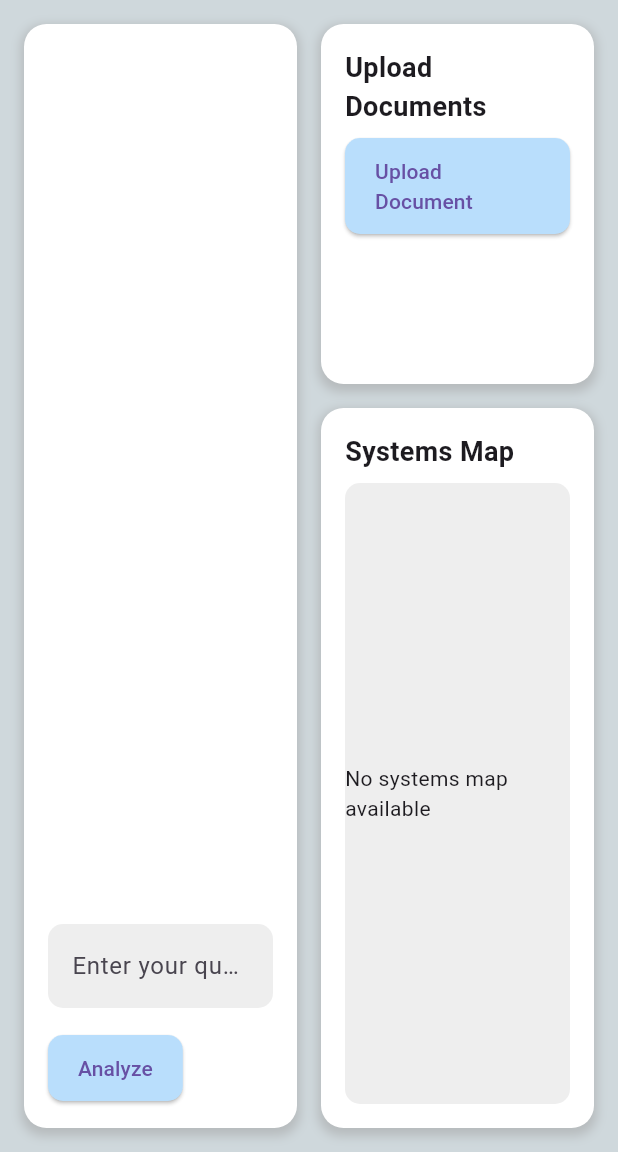
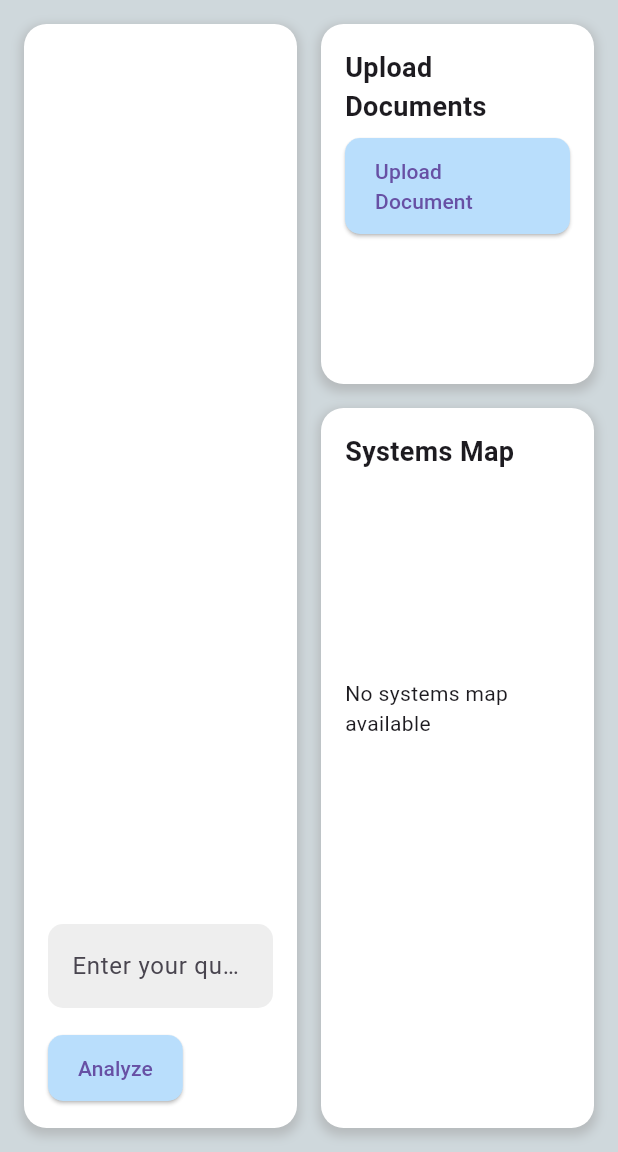
Before and after one commit to aguijarro/hexis, a Flutter app: the screen it shows after launch, on a phone screen of 412 x 824 dp, the part 84-1236 px from its top. Run offline on Flutter 3.47's test engine with Material 3 defaults, Android fonts, the phone set to English and light mode, and no system bars; our stand-ins replace file_picker, image_gallery_saver; network calls fail.

Commit message:
feat: Fixed visualization issues

```diff
--- a/app/lib/main.dart
+++ b/app/lib/main.dart
@@ -393,15 +393,7 @@ class _HomePageState extends State<HomePage> {
               style: TextStyle(fontSize: 18, fontWeight: FontWeight.bold),
             ),
             SizedBox(height: 8),
-            Expanded(
-              child: Container(
-                decoration: BoxDecoration(
-                  color: Colors.grey[200],
-                  borderRadius: BorderRadius.circular(10),
-                ),
-                child: _buildSystemsMapContent(),
-              ),
-            ),
+            _buildSystemsMapContent(), // Use the new method here
           ],
         ),
       ),
@@ -409,6 +401,11 @@ class _HomePageState extends State<HomePage> {
   }
 
   Widget _buildSystemsMapContent() {
+    return SizedBox(
+      width: double.infinity, // Takes full width of parent
+      height: 300, // Fixed height, adjust as needed
+      child: LayoutBuilder(
+        builder: (BuildContext context, BoxConstraints constraints) {
           if (_systemsMapUrl == null || _systemsMapUrl!.isEmpty) {
             return Center(child: Text('No systems map available'));
           }
@@ -463,6 +460,7 @@ class _HomePageState extends State<HomePage> {
                   children: [
                     FloatingActionButton(
                       heroTag: 'zoomIn',
+                      mini: true, // Makes the button smaller
                       child: Icon(Icons.zoom_in),
                       onPressed: () {
                         setState(() {
@@ -476,6 +474,7 @@ class _HomePageState extends State<HomePage> {
                     SizedBox(height: 8),
                     FloatingActionButton(
                       heroTag: 'zoomOut',
+                      mini: true, // Makes the button smaller
                       child: Icon(Icons.zoom_out),
                       onPressed: () {
                         setState(() {
@@ -489,6 +488,7 @@ class _HomePageState extends State<HomePage> {
                     SizedBox(height: 8),
                     FloatingActionButton(
                       heroTag: 'download',
+                      mini: true, // Makes the button smaller
                       child: Icon(Icons.download),
                       onPressed: () => _downloadImage(),
                     ),
@@ -496,6 +496,9 @@ class _HomePageState extends State<HomePage> {
                 ),
               ),
             ],
+          );
+        },
+      ),
     );
   }
 
```
Also changed, not shown: 2 other files. Lines whose indentation alone changed are shown as unchanged.
